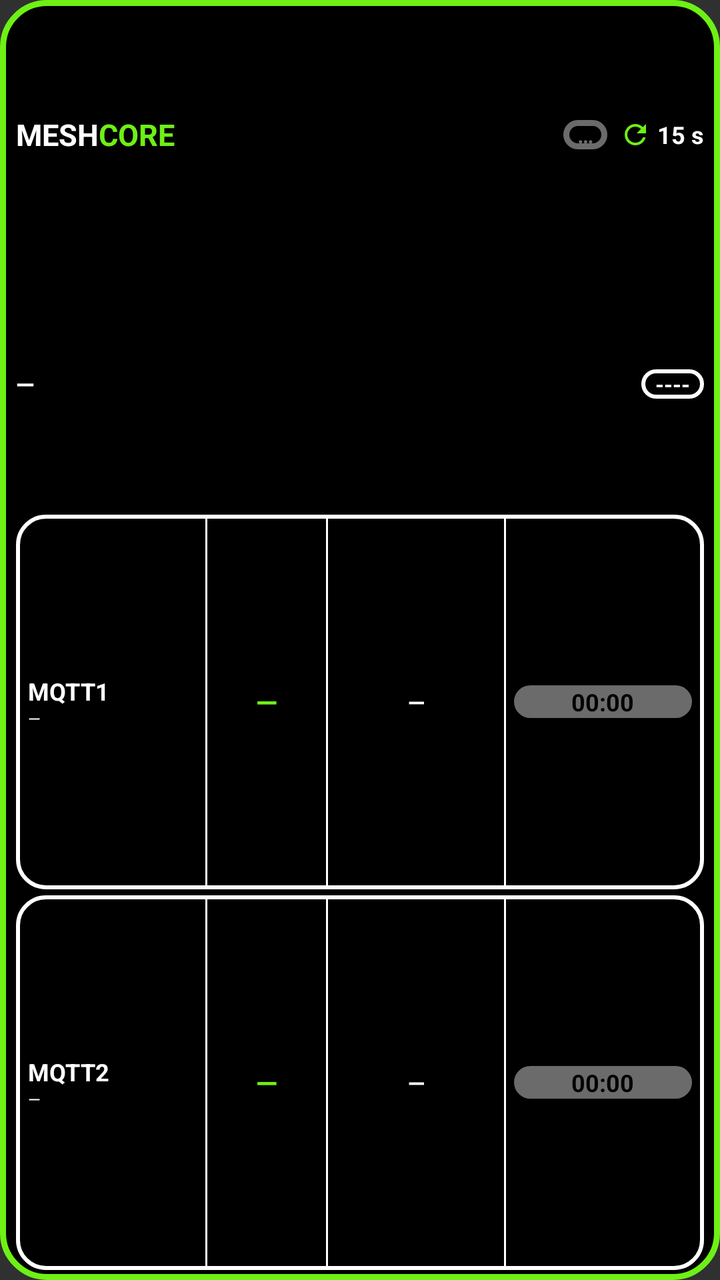
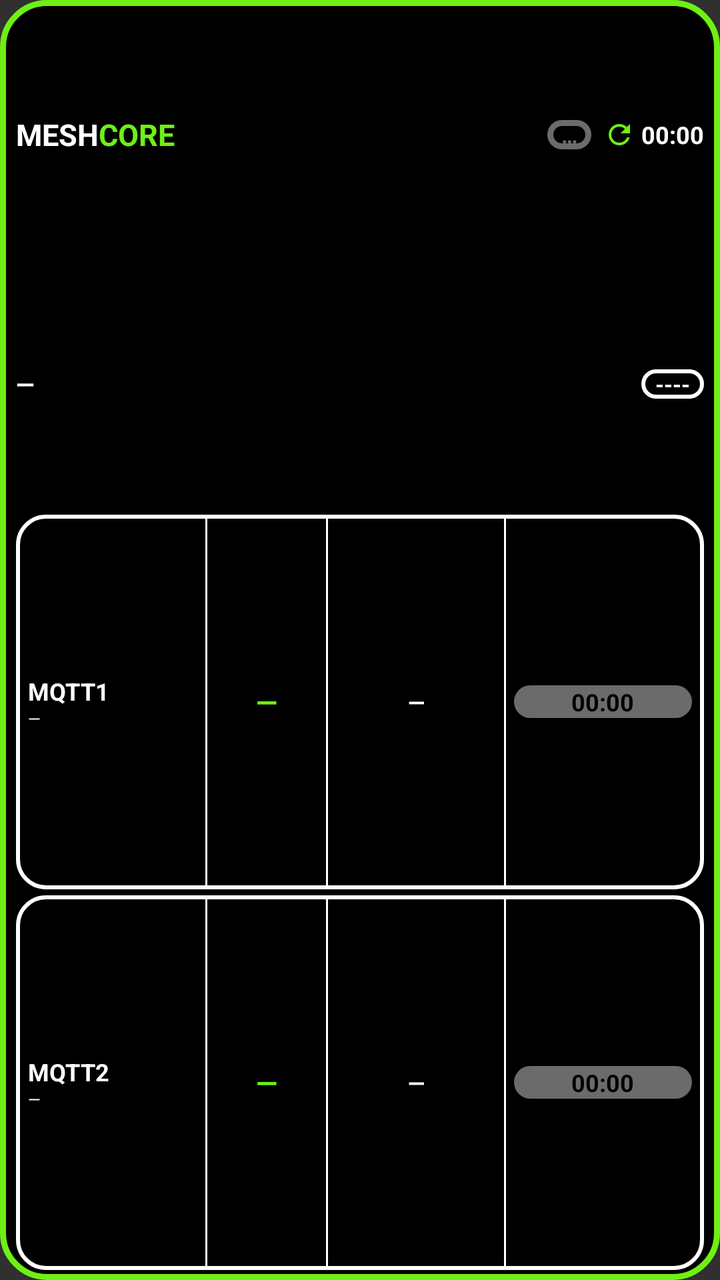

The first picture is an Android layout as it rendered before a commit; the second is the same layout after the commit. The layout source and the unified diff follow.
<!-- AndroidManifest.xml: application theme android:Theme.Material.NoActionBar -->
<!-- res/layout/widget_observer_compact.xml -->
<?xml version="1.0" encoding="utf-8"?>
<LinearLayout xmlns:android="http://schemas.android.com/apk/res/android"
    android:id="@+id/widget_root"
    android:layout_width="match_parent"
    android:layout_height="match_parent"
    android:orientation="vertical"
    android:paddingStart="8dp" android:paddingEnd="8dp" android:paddingTop="5dp" android:paddingBottom="5dp"
    android:background="@drawable/widget_bg">

    <LinearLayout android:layout_width="match_parent" android:layout_height="0dp" android:layout_weight="2"
        android:orientation="horizontal" android:gravity="center_vertical">
        <TextView android:layout_width="wrap_content" android:layout_height="wrap_content" android:text="MESH" android:textColor="#FFFFFF" android:textStyle="bold" android:textSize="15sp" android:maxLines="1"/>
        <TextView android:layout_width="wrap_content" android:layout_height="wrap_content" android:text="CORE" android:textColor="#6EF015" android:textStyle="bold" android:textSize="15sp" android:maxLines="1"/>
        <FrameLayout android:layout_width="0dp" android:layout_height="1dp" android:layout_weight="1"/>
        <TextView android:id="@+id/obs_live" android:layout_width="wrap_content" android:layout_height="wrap_content"
            android:background="@drawable/live_gray" android:paddingStart="7dp" android:paddingEnd="7dp"
            android:text="…" android:textColor="#6B6B6B" android:textStyle="bold" android:textSize="11sp" android:maxLines="1"/>
        <ImageView android:id="@+id/refresh_icon" android:layout_width="16dp" android:layout_height="16dp" android:layout_marginStart="6dp"
            android:src="@drawable/ic_refresh" android:contentDescription="@null"/>
        <TextView android:id="@+id/interval_text" android:layout_width="wrap_content" android:layout_height="wrap_content"
            android:layout_marginStart="3dp" android:text="15 s" android:textColor="#FFFFFF" android:textStyle="bold" android:textSize="12sp" android:maxLines="1"/>
    </LinearLayout>

    <LinearLayout android:layout_width="match_parent" android:layout_height="0dp" android:layout_weight="2"
        android:orientation="horizontal" android:gravity="center_vertical">
        <TextView android:id="@+id/obs_name" android:layout_width="0dp" android:layout_height="wrap_content" android:layout_weight="1"
            android:text="—" android:textColor="#FFFFFF" android:textStyle="bold" android:textSize="12sp" android:maxLines="1" android:ellipsize="end"/>
        <TextView android:id="@+id/obs_hash" android:layout_width="wrap_content" android:layout_height="wrap_content"
            android:background="@drawable/badge_outline" android:paddingStart="7dp" android:paddingEnd="7dp"
            android:text="----" android:textColor="#FFFFFF" android:textStyle="bold" android:textSize="11sp" android:maxLines="1"/>
    </LinearLayout>

    <LinearLayout android:layout_width="match_parent" android:layout_height="0dp" android:layout_weight="3"
        android:layout_marginTop="3dp" android:orientation="horizontal" android:gravity="center_vertical"
        android:background="@drawable/card_outline" android:paddingStart="6dp" android:paddingEnd="6dp" android:paddingTop="2dp" android:paddingBottom="2dp">
        <LinearLayout android:layout_width="0dp" android:layout_height="wrap_content" android:layout_weight="3" android:orientation="vertical">
            <TextView android:layout_width="wrap_content" android:layout_height="wrap_content" android:text="MQTT1" android:textColor="#FFFFFF" android:textStyle="bold" android:textSize="12sp" android:maxLines="1"/>
            <TextView android:id="@+id/m1_host" android:layout_width="match_parent" android:layout_height="wrap_content" android:text="—" android:textColor="#FFFFFF" android:textSize="8sp" android:maxLines="1" android:ellipsize="end"/>
        </LinearLayout>
        <FrameLayout android:layout_width="1dp" android:layout_height="match_parent" android:background="#FFFFFF"/>
        <TextView android:id="@+id/m1_hour" android:layout_width="0dp" android:layout_height="wrap_content" android:layout_weight="2" android:gravity="center" android:text="—" android:textColor="#6EF015" android:textStyle="bold" android:textSize="14sp" android:maxLines="1"/>
        <LinearLayout android:id="@+id/m1_total_col" android:layout_width="0dp" android:layout_height="match_parent" android:layout_weight="3" android:orientation="horizontal" android:gravity="center_vertical">
            <FrameLayout android:layout_width="1dp" android:layout_height="match_parent" android:background="#FFFFFF"/>
            <TextView android:id="@+id/m1_total" android:layout_width="0dp" android:layout_height="wrap_content" android:layout_weight="1" android:gravity="center" android:text="—" android:textColor="#FFFFFF" android:textStyle="bold" android:textSize="11sp" android:maxLines="1"/>
        </LinearLayout>
        <FrameLayout android:layout_width="1dp" android:layout_height="match_parent" android:background="#FFFFFF"/>
        <Chronometer android:id="@+id/m1_last" android:layout_width="0dp" android:layout_height="wrap_content" android:layout_weight="3" android:layout_marginStart="4dp" android:gravity="center" android:background="@drawable/pill_gray" android:text="—" android:textColor="#000000" android:textStyle="bold" android:textSize="12sp" android:maxLines="1"/>
    </LinearLayout>

    <LinearLayout android:layout_width="match_parent" android:layout_height="0dp" android:layout_weight="3"
        android:layout_marginTop="3dp" android:orientation="horizontal" android:gravity="center_vertical"
        android:background="@drawable/card_outline" android:paddingStart="6dp" android:paddingEnd="6dp" android:paddingTop="2dp" android:paddingBottom="2dp">
        <LinearLayout android:layout_width="0dp" android:layout_height="wrap_content" android:layout_weight="3" android:orientation="vertical">
            <TextView android:layout_width="wrap_content" android:layout_height="wrap_content" android:text="MQTT2" android:textColor="#FFFFFF" android:textStyle="bold" android:textSize="12sp" android:maxLines="1"/>
            <TextView android:id="@+id/m2_host" android:layout_width="match_parent" android:layout_height="wrap_content" android:text="—" android:textColor="#FFFFFF" android:textSize="8sp" android:maxLines="1" android:ellipsize="end"/>
        </LinearLayout>
        <FrameLayout android:layout_width="1dp" android:layout_height="match_parent" android:background="#FFFFFF"/>
        <TextView android:id="@+id/m2_hour" android:layout_width="0dp" android:layout_height="wrap_content" android:layout_weight="2" android:gravity="center" android:text="—" android:textColor="#6EF015" android:textStyle="bold" android:textSize="14sp" android:maxLines="1"/>
        <LinearLayout android:id="@+id/m2_total_col" android:layout_width="0dp" android:layout_height="match_parent" android:layout_weight="3" android:orientation="horizontal" android:gravity="center_vertical">
            <FrameLayout android:layout_width="1dp" android:layout_height="match_parent" android:background="#FFFFFF"/>
            <TextView android:id="@+id/m2_total" android:layout_width="0dp" android:layout_height="wrap_content" android:layout_weight="1" android:gravity="center" android:text="—" android:textColor="#FFFFFF" android:textStyle="bold" android:textSize="11sp" android:maxLines="1"/>
        </LinearLayout>
        <FrameLayout android:layout_width="1dp" android:layout_height="match_parent" android:background="#FFFFFF"/>
        <Chronometer android:id="@+id/m2_last" android:layout_width="0dp" android:layout_height="wrap_content" android:layout_weight="3" android:layout_marginStart="4dp" android:gravity="center" android:background="@drawable/pill_gray" android:text="—" android:textColor="#000000" android:textStyle="bold" android:textSize="12sp" android:maxLines="1"/>
    </LinearLayout>
</LinearLayout>
<!-- resources referenced by this layout -->
<resources>
  <!-- drawable badge_outline (drawable) -->
  <?xml version="1.0" encoding="utf-8"?>
  <shape xmlns:android="http://schemas.android.com/apk/res/android" android:shape="rectangle">
      <solid android:color="#000000"/>
      <stroke android:width="2dp" android:color="#FFFFFF"/>
      <corners android:radius="9dp"/>
  </shape>
  <!-- drawable card_outline (drawable) -->
  <?xml version="1.0" encoding="utf-8"?>
  <shape xmlns:android="http://schemas.android.com/apk/res/android" android:shape="rectangle">
      <solid android:color="#000000"/>
      <stroke android:width="2dp" android:color="#FFFFFF"/>
      <corners android:radius="14dp"/>
  </shape>
  <!-- drawable ic_refresh (drawable) -->
  <?xml version="1.0" encoding="utf-8"?>
  <vector xmlns:android="http://schemas.android.com/apk/res/android" android:width="24dp" android:height="24dp" android:viewportWidth="24" android:viewportHeight="24">
      <path android:fillColor="#6EF015" android:pathData="M17.65,6.35C16.2,4.9 14.21,4 12,4c-4.42,0 -7.99,3.58 -7.99,8s3.57,8 7.99,8c3.73,0 6.84,-2.55 7.73,-6h-2.08c-0.82,2.33 -3.04,4 -5.65,4 -3.31,0 -6,-2.69 -6,-6s2.69,-6 6,-6c1.66,0 3.14,0.69 4.22,1.78L13,11h7V4l-2.35,2.35z"/>
  </vector>
  <!-- drawable live_gray (drawable) -->
  <?xml version="1.0" encoding="utf-8"?>
  <shape xmlns:android="http://schemas.android.com/apk/res/android" android:shape="rectangle">
      <solid android:color="#000000"/>
      <stroke android:width="3dp" android:color="#6B6B6B"/>
      <corners android:radius="12dp"/>
  </shape>
  <!-- drawable pill_gray (drawable) -->
  <?xml version="1.0" encoding="utf-8"?>
  <shape xmlns:android="http://schemas.android.com/apk/res/android" android:shape="rectangle">
      <solid android:color="#6B6B6B"/>
      <corners android:radius="11dp"/>
  </shape>
  <!-- drawable widget_bg (drawable) -->
  <?xml version="1.0" encoding="utf-8"?>
  <shape xmlns:android="http://schemas.android.com/apk/res/android" android:shape="rectangle">
      <solid android:color="#000000"/>
      <stroke android:width="3dp" android:color="#6EF015"/>
      <corners android:radius="22dp"/>
  </shape>
</resources>

<!-- the commit's change to res/layout/widget_observer_compact.xml (unified diff, before → after) -->
@@ -17,7 +17,7 @@
             android:text="…" android:textColor="#6B6B6B" android:textStyle="bold" android:textSize="11sp" android:maxLines="1"/>
         <ImageView android:id="@+id/refresh_icon" android:layout_width="16dp" android:layout_height="16dp" android:layout_marginStart="6dp"
             android:src="@drawable/ic_refresh" android:contentDescription="@null"/>
-        <TextView android:id="@+id/interval_text" android:layout_width="wrap_content" android:layout_height="wrap_content"
+        <Chronometer android:id="@+id/interval_text" android:layout_width="wrap_content" android:layout_height="wrap_content"
             android:layout_marginStart="3dp" android:text="15 s" android:textColor="#FFFFFF" android:textStyle="bold" android:textSize="12sp" android:maxLines="1"/>
     </LinearLayout>
 
